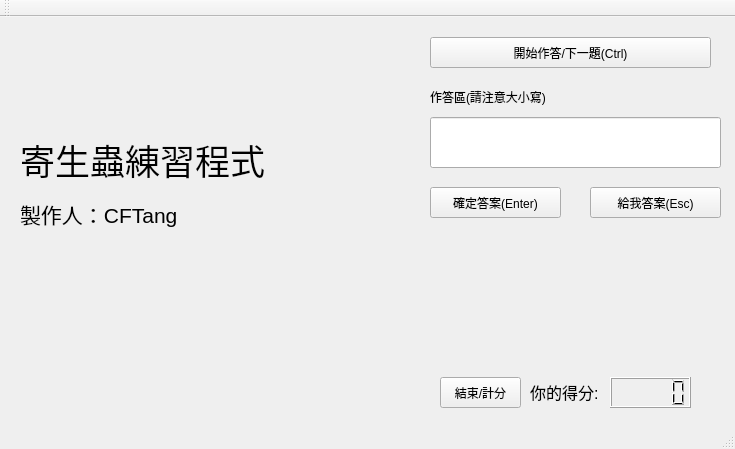
Above: parasite/mainwindow.ui from cftang0827/parast before the change. Below: the same form after it.
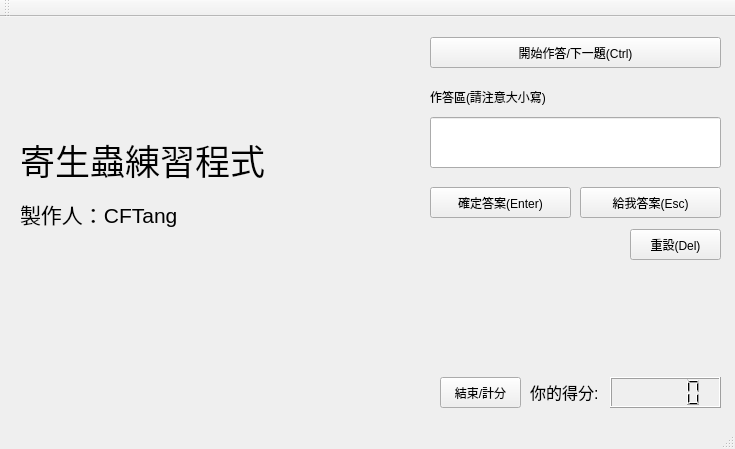
That is the form after the change.

Patch:
```diff
--- a/parasite/mainwindow.ui
+++ b/parasite/mainwindow.ui
@@ -32,7 +32,7 @@
      <rect>
       <x>430</x>
       <y>20</y>
-      <width>281</width>
+      <width>291</width>
       <height>31</height>
      </rect>
     </property>
@@ -94,7 +94,7 @@
      <rect>
       <x>430</x>
       <y>170</y>
-      <width>131</width>
+      <width>141</width>
       <height>31</height>
      </rect>
     </property>
@@ -105,9 +105,9 @@
    <widget class="QPushButton" name="pushButton_3">
     <property name="geometry">
      <rect>
-      <x>590</x>
+      <x>580</x>
       <y>170</y>
-      <width>131</width>
+      <width>141</width>
       <height>31</height>
      </rect>
     </property>
@@ -120,7 +120,7 @@
      <rect>
       <x>430</x>
       <y>220</y>
-      <width>291</width>
+      <width>191</width>
       <height>16</height>
      </rect>
     </property>
@@ -159,7 +159,7 @@
      <rect>
       <x>610</x>
       <y>360</y>
-      <width>81</width>
+      <width>111</width>
       <height>31</height>
      </rect>
     </property>
@@ -174,6 +174,19 @@
      </rect>
     </property>
    </widget>
+   <widget class="QPushButton" name="pushButton_5">
+    <property name="geometry">
+     <rect>
+      <x>630</x>
+      <y>212</y>
+      <width>91</width>
+      <height>31</height>
+     </rect>
+    </property>
+    <property name="text">
+     <string>重設(Del)</string>
+    </property>
+   </widget>
   </widget>
   <widget class="QMenuBar" name="menuBar">
    <property name="geometry">
```
